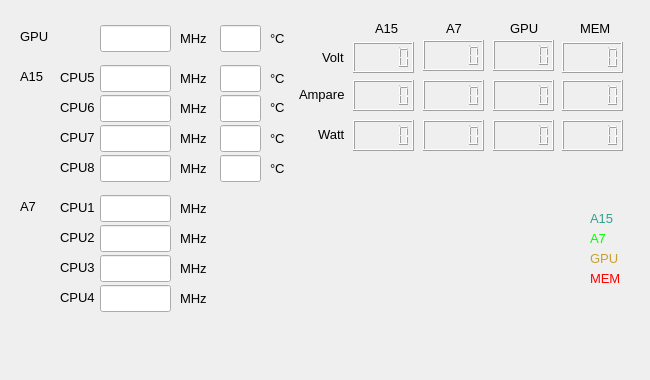
Before: the Qt Designer form displaysysinfo.ui in teresis/Project-Energymonitor, drawn with Qt 5.
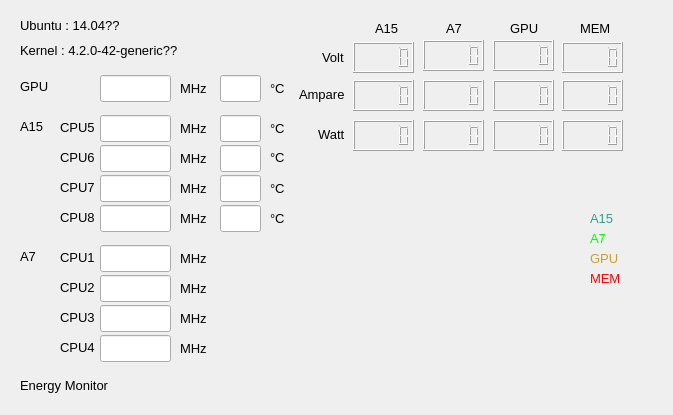
After: the same form once the commit is applied. Custom widgets are drawn as their Qt base class.

Commit message: update to compatible with kernel 4.9

Patch:
```diff
--- a/displaysysinfo.ui
+++ b/displaysysinfo.ui
@@ -6,8 +6,8 @@
    <rect>
     <x>0</x>
     <y>0</y>
-    <width>650</width>
-    <height>380</height>
+    <width>673</width>
+    <height>415</height>
    </rect>
   </property>
   <property name="windowTitle">
@@ -17,7 +17,7 @@
    <property name="geometry">
     <rect>
      <x>20</x>
-     <y>28</y>
+     <y>78</y>
      <width>31</width>
      <height>17</height>
     </rect>
@@ -35,7 +35,7 @@
    <property name="geometry">
     <rect>
      <x>100</x>
-     <y>25</y>
+     <y>75</y>
      <width>71</width>
      <height>27</height>
     </rect>
@@ -51,7 +51,7 @@
    <property name="geometry">
     <rect>
      <x>60</x>
-     <y>199</y>
+     <y>249</y>
      <width>41</width>
      <height>17</height>
     </rect>
@@ -69,7 +69,7 @@
    <property name="geometry">
     <rect>
      <x>60</x>
-     <y>229</y>
+     <y>279</y>
      <width>41</width>
      <height>17</height>
     </rect>
@@ -87,7 +87,7 @@
    <property name="geometry">
     <rect>
      <x>60</x>
-     <y>259</y>
+     <y>309</y>
      <width>41</width>
      <height>17</height>
     </rect>
@@ -105,7 +105,7 @@
    <property name="geometry">
     <rect>
      <x>60</x>
-     <y>289</y>
+     <y>339</y>
      <width>41</width>
      <height>17</height>
     </rect>
@@ -123,7 +123,7 @@
    <property name="geometry">
     <rect>
      <x>60</x>
-     <y>69</y>
+     <y>119</y>
      <width>41</width>
      <height>17</height>
     </rect>
@@ -141,7 +141,7 @@
    <property name="geometry">
     <rect>
      <x>60</x>
-     <y>99</y>
+     <y>149</y>
      <width>41</width>
      <height>17</height>
     </rect>
@@ -159,7 +159,7 @@
    <property name="geometry">
     <rect>
      <x>60</x>
-     <y>129</y>
+     <y>179</y>
      <width>41</width>
      <height>17</height>
     </rect>
@@ -177,7 +177,7 @@
    <property name="geometry">
     <rect>
      <x>60</x>
-     <y>159</y>
+     <y>209</y>
      <width>41</width>
      <height>17</height>
     </rect>
@@ -195,7 +195,7 @@
    <property name="geometry">
     <rect>
      <x>100</x>
-     <y>195</y>
+     <y>245</y>
      <width>71</width>
      <height>27</height>
     </rect>
@@ -211,7 +211,7 @@
    <property name="geometry">
     <rect>
      <x>100</x>
-     <y>225</y>
+     <y>275</y>
      <width>71</width>
      <height>27</height>
     </rect>
@@ -227,7 +227,7 @@
    <property name="geometry">
     <rect>
      <x>100</x>
-     <y>255</y>
+     <y>305</y>
      <width>71</width>
      <height>27</height>
     </rect>
@@ -243,7 +243,7 @@
    <property name="geometry">
     <rect>
      <x>100</x>
-     <y>285</y>
+     <y>335</y>
      <width>71</width>
      <height>27</height>
     </rect>
@@ -259,7 +259,7 @@
    <property name="geometry">
     <rect>
      <x>100</x>
-     <y>65</y>
+     <y>115</y>
      <width>71</width>
      <height>27</height>
     </rect>
@@ -275,7 +275,7 @@
    <property name="geometry">
     <rect>
      <x>100</x>
-     <y>95</y>
+     <y>145</y>
      <width>71</width>
      <height>27</height>
     </rect>
@@ -291,7 +291,7 @@
    <property name="geometry">
     <rect>
      <x>100</x>
-     <y>155</y>
+     <y>205</y>
      <width>71</width>
      <height>27</height>
     </rect>
@@ -307,7 +307,7 @@
    <property name="geometry">
     <rect>
      <x>100</x>
-     <y>125</y>
+     <y>175</y>
      <width>71</width>
      <height>27</height>
     </rect>
@@ -323,7 +323,7 @@
    <property name="geometry">
     <rect>
      <x>220</x>
-     <y>65</y>
+     <y>115</y>
      <width>41</width>
      <height>27</height>
     </rect>
@@ -339,7 +339,7 @@
    <property name="geometry">
     <rect>
      <x>220</x>
-     <y>95</y>
+     <y>145</y>
      <width>41</width>
      <height>27</height>
     </rect>
@@ -355,7 +355,7 @@
    <property name="geometry">
     <rect>
      <x>220</x>
-     <y>125</y>
+     <y>175</y>
      <width>41</width>
      <height>27</height>
     </rect>
@@ -371,7 +371,7 @@
    <property name="geometry">
     <rect>
      <x>220</x>
-     <y>155</y>
+     <y>205</y>
      <width>41</width>
      <height>27</height>
     </rect>
@@ -639,7 +639,7 @@
    <property name="geometry">
     <rect>
      <x>20</x>
-     <y>68</y>
+     <y>118</y>
      <width>31</width>
      <height>17</height>
     </rect>
@@ -657,7 +657,7 @@
    <property name="geometry">
     <rect>
      <x>20</x>
-     <y>198</y>
+     <y>248</y>
      <width>21</width>
      <height>17</height>
     </rect>
@@ -769,7 +769,7 @@
    <property name="geometry">
     <rect>
      <x>180</x>
-     <y>200</y>
+     <y>250</y>
      <width>31</width>
      <height>17</height>
     </rect>
@@ -787,7 +787,7 @@
    <property name="geometry">
     <rect>
      <x>180</x>
-     <y>230</y>
+     <y>280</y>
      <width>31</width>
      <height>17</height>
     </rect>
@@ -805,7 +805,7 @@
    <property name="geometry">
     <rect>
      <x>180</x>
-     <y>260</y>
+     <y>310</y>
      <width>31</width>
      <height>17</height>
     </rect>
@@ -823,7 +823,7 @@
    <property name="geometry">
     <rect>
      <x>180</x>
-     <y>290</y>
+     <y>340</y>
      <width>31</width>
      <height>17</height>
     </rect>
@@ -841,7 +841,7 @@
    <property name="geometry">
     <rect>
      <x>180</x>
-     <y>70</y>
+     <y>120</y>
      <width>31</width>
      <height>17</height>
     </rect>
@@ -859,7 +859,7 @@
    <property name="geometry">
     <rect>
      <x>180</x>
-     <y>160</y>
+     <y>210</y>
      <width>31</width>
      <height>17</height>
     </rect>
@@ -877,7 +877,7 @@
    <property name="geometry">
     <rect>
      <x>180</x>
-     <y>130</y>
+     <y>180</y>
      <width>31</width>
      <height>17</height>
     </rect>
@@ -895,7 +895,7 @@
    <property name="geometry">
     <rect>
      <x>180</x>
-     <y>100</y>
+     <y>150</y>
      <width>31</width>
      <height>17</height>
     </rect>
@@ -913,7 +913,7 @@
    <property name="geometry">
     <rect>
      <x>270</x>
-     <y>70</y>
+     <y>120</y>
      <width>21</width>
      <height>17</height>
     </rect>
@@ -931,7 +931,7 @@
    <property name="geometry">
     <rect>
      <x>270</x>
-     <y>99</y>
+     <y>149</y>
      <width>21</width>
      <height>17</height>
     </rect>
@@ -949,7 +949,7 @@
    <property name="geometry">
     <rect>
      <x>270</x>
-     <y>130</y>
+     <y>180</y>
      <width>21</width>
      <height>17</height>
     </rect>
@@ -967,7 +967,7 @@
    <property name="geometry">
     <rect>
      <x>270</x>
-     <y>160</y>
+     <y>210</y>
      <width>21</width>
      <height>17</height>
     </rect>
@@ -985,7 +985,7 @@
    <property name="geometry">
     <rect>
      <x>180</x>
-     <y>30</y>
+     <y>80</y>
      <width>31</width>
      <height>17</height>
     </rect>
@@ -1006,7 +1006,7 @@
    <property name="geometry">
     <rect>
      <x>270</x>
-     <y>30</y>
+     <y>80</y>
      <width>21</width>
      <height>17</height>
     </rect>
@@ -1024,7 +1024,7 @@
    <property name="geometry">
     <rect>
      <x>220</x>
-     <y>25</y>
+     <y>75</y>
      <width>41</width>
      <height>27</height>
     </rect>
@@ -1036,6 +1036,60 @@
     <bool>true</bool>
    </property>
   </widget>
+  <widget class="QLabel" name="lkernel">
+   <property name="geometry">
+    <rect>
+     <x>20</x>
+     <y>35</y>
+     <width>261</width>
+     <height>31</height>
+    </rect>
+   </property>
+   <property name="font">
+    <font>
+     <pointsize>10</pointsize>
+    </font>
+   </property>
+   <property name="text">
+    <string>Kernel : 4.2.0-42-generic??</string>
+   </property>
+  </widget>
+  <widget class="QLabel" name="losname">
+   <property name="geometry">
+    <rect>
+     <x>20</x>
+     <y>10</y>
+     <width>171</width>
+     <height>31</height>
+    </rect>
+   </property>
+   <property name="font">
+    <font>
+     <pointsize>10</pointsize>
+    </font>
+   </property>
+   <property name="text">
+    <string>Ubuntu : 14.04??</string>
+   </property>
+  </widget>
+  <widget class="QLabel" name="lsw_ver">
+   <property name="geometry">
+    <rect>
+     <x>20</x>
+     <y>370</y>
+     <width>141</width>
+     <height>31</height>
+    </rect>
+   </property>
+   <property name="font">
+    <font>
+     <pointsize>10</pointsize>
+    </font>
+   </property>
+   <property name="text">
+    <string>Energy Monitor</string>
+   </property>
+  </widget>
  </widget>
  <layoutdefault spacing="6" margin="11"/>
  <customwidgets>
```
The commit also changes 5 other files.
